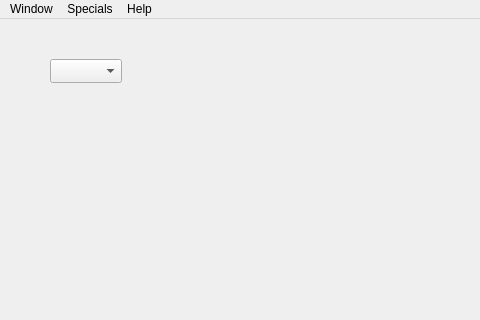
Old version of the form OTModules/wMaps/wmaps.ui in the repository pietr26/OMSI-Tools; both pictures show x 0 to 480 and y 0 to 320 of the 800 by 600 pixel window.
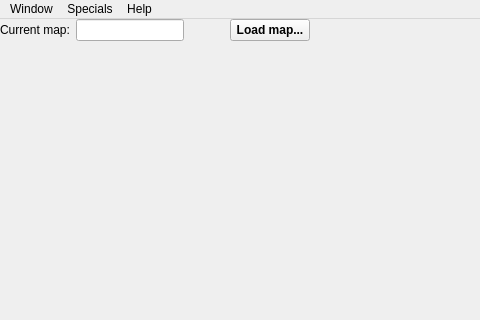
New version of the form. Icons and pictures are not drawn.

Commit message: First layout of wMaps

Diff of the .ui file:
```diff
--- a/OTModules/wMaps/wmaps.ui
+++ b/OTModules/wMaps/wmaps.ui
@@ -18,26 +18,92 @@
     <normaloff>:/rec/data/icons/iconMap.svg</normaloff>:/rec/data/icons/iconMap.svg</iconset>
   </property>
   <widget class="QWidget" name="centralwidget">
-   <widget class="QComboBox" name="cobxMapName">
+   <widget class="QLabel" name="lblPicture">
     <property name="geometry">
      <rect>
-      <x>50</x>
-      <y>40</y>
-      <width>72</width>
-      <height>24</height>
+      <x>9</x>
+      <y>97</y>
+      <width>16</width>
+      <height>280</height>
      </rect>
     </property>
-    <property name="font">
-     <font>
-      <bold>false</bold>
-     </font>
+    <property name="minimumSize">
+     <size>
+      <width>0</width>
+      <height>280</height>
+     </size>
+    </property>
+    <property name="sizeIncrement">
+     <size>
+      <width>0</width>
+      <height>0</height>
+     </size>
+    </property>
+    <property name="baseSize">
+     <size>
+      <width>0</width>
+      <height>0</height>
+     </size>
     </property>
     <property name="toolTip">
      <string/>
     </property>
-    <property name="readOnly" stdset="0">
-     <bool>true</bool>
+    <property name="text">
+     <string/>
     </property>
+    <property name="scaledContents">
+     <bool>false</bool>
+    </property>
+    <property name="alignment">
+     <set>Qt::AlignCenter</set>
+    </property>
+   </widget>
+   <widget class="QWidget" name="">
+    <layout class="QHBoxLayout" name="horizontalLayout">
+     <item>
+      <widget class="QLabel" name="lblCurrentMap">
+       <property name="text">
+        <string>Current map:</string>
+       </property>
+      </widget>
+     </item>
+     <item>
+      <widget class="QLineEdit" name="ledCurrentMap">
+       <property name="readOnly">
+        <bool>true</bool>
+       </property>
+      </widget>
+     </item>
+     <item>
+      <spacer name="horizontalSpacer">
+       <property name="orientation">
+        <enum>Qt::Horizontal</enum>
+       </property>
+       <property name="sizeHint" stdset="0">
+        <size>
+         <width>40</width>
+         <height>20</height>
+        </size>
+       </property>
+      </spacer>
+     </item>
+     <item>
+      <widget class="QPushButton" name="btnLoadMap">
+       <property name="font">
+        <font>
+         <bold>true</bold>
+        </font>
+       </property>
+       <property name="text">
+        <string>Load map...</string>
+       </property>
+       <property name="icon">
+        <iconset resource="../../ressources.qrc">
+         <normaloff>:/rec/data/icons/iconOpen.svg</normaloff>:/rec/data/icons/iconOpen.svg</iconset>
+       </property>
+      </widget>
+     </item>
+    </layout>
    </widget>
   </widget>
   <widget class="QMenuBar" name="menubar">
```
Left out of the diff: 10 changed lines with no effect on the pictures. The commit also changes 11 other files.
